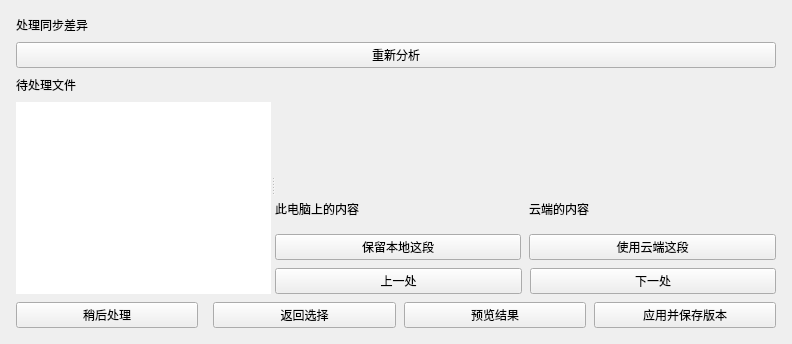
Old version of the form windows/mainwindow_child/homepage/pages/homepage_page_conflict.ui in the repository Zao-chen/ZcVersionBox.
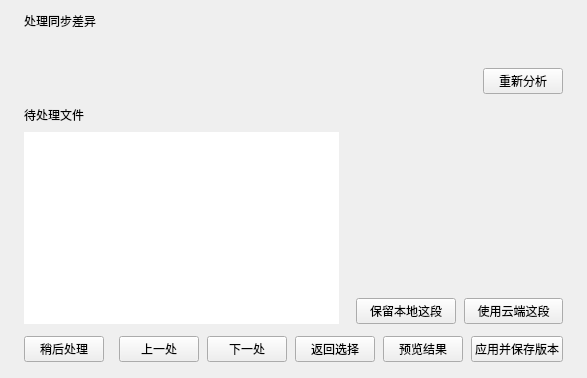
New version of the form. Custom widgets are drawn as their Qt base class.

Commit message:
refactor(ui): 重排同步差异处理页结构
页面分为页头、文件列表、处理区和底部操作栏：处理区顶部显示当前文件与“第 n / m 处”，
选择按钮对齐对照视图左右两栏，上一处/下一处与返回选择/应用统一放在底部右侧。
移除隐藏的只读编辑器和外层滚动区，需重新分析时以提示行显示原因，读取失败直接在对照视图提示。

The edit to the form file:
```diff
--- a/windows/mainwindow_child/homepage/pages/homepage_page_conflict.ui
+++ b/windows/mainwindow_child/homepage/pages/homepage_page_conflict.ui
@@ -2,21 +2,21 @@
 <ui version="4.0">
  <class>HomePageConflictPage</class>
  <widget class="QWidget" name="HomePageConflictPage">
-  <layout class="QVBoxLayout" name="pageLayout" stretch="0,0,1,0">
+  <layout class="QVBoxLayout" name="pageLayout" stretch="0,0,0,1,0">
    <property name="leftMargin">
-    <number>16</number>
+    <number>24</number>
    </property>
    <property name="topMargin">
-    <number>16</number>
+    <number>12</number>
    </property>
    <property name="rightMargin">
-    <number>16</number>
+    <number>24</number>
    </property>
    <property name="bottomMargin">
     <number>16</number>
    </property>
    <property name="spacing">
-    <number>8</number>
+    <number>12</number>
    </property>
    <item>
     <widget class="QWidget" name="titleRow">
@@ -64,12 +64,53 @@
         <property name="textFormat">
          <enum>Qt::PlainText</enum>
         </property>
-        <property name="wordWrap">
-         <bool>true</bool>
-        </property>
        </widget>
       </item>
      </layout>
+    </widget>
+   </item>
+   <item>
+    <widget class="QLabel" name="previewSummary">
+     <property name="text">
+      <string />
+     </property>
+     <property name="textFormat">
+      <enum>Qt::PlainText</enum>
+     </property>
+     <property name="wordWrap">
+      <bool>true</bool>
+     </property>
+    </widget>
+   </item>
+   <item>
+    <widget class="QWidget" name="staleBanner">
+     <layout class="QHBoxLayout" name="staleLayout" stretch="1,0">
+      <property name="leftMargin">
+       <number>0</number>
+      </property>
+      <property name="topMargin">
+       <number>0</number>
+      </property>
+      <property name="rightMargin">
+       <number>0</number>
+      </property>
+      <property name="bottomMargin">
+       <number>0</number>
+      </property>
+      <property name="spacing">
+       <number>12</number>
+      </property>
+      <item>
+       <widget class="QLabel" name="staleLabel">
+        <property name="text">
+         <string />
+        </property>
+        <property name="textFormat">
+         <enum>Qt::PlainText</enum>
+        </property>
+        <property name="wordWrap">
+         <bool>true</bool>
+        </property>
     </widget>
    </item>
    <item>
@@ -82,11 +123,17 @@
      </property>
     </widget>
    </item>
+     </layout>
+    </widget>
+   </item>
    <item>
     <widget class="QSplitter" name="splitter">
      <property name="orientation">
       <enum>Qt::Horizontal</enum>
      </property>
+     <property name="handleWidth">
+      <number>1</number>
+     </property>
      <property name="childrenCollapsible">
       <bool>false</bool>
      </property>
@@ -99,11 +146,16 @@
         <number>0</number>
        </property>
        <property name="rightMargin">
-        <number>0</number>
+        <number>8</number>
        </property>
        <property name="bottomMargin">
         <number>0</number>
        </property>
+       <property name="spacing">
+        <number>8</number>
+       </property>
+       <item>
+        <layout class="QHBoxLayout" name="filesHeaderLayout">
        <property name="spacing">
         <number>8</number>
        </property>
@@ -115,10 +167,26 @@
          <property name="textFormat">
           <enum>Qt::PlainText</enum>
          </property>
-         <property name="wordWrap">
-          <bool>true</bool>
-         </property>
-        </widget>
+          </widget>
+         </item>
+         <item>
+          <spacer name="filesHeaderSpace">
+           <property name="orientation">
+            <enum>Qt::Horizontal</enum>
+           </property>
+          </spacer>
+         </item>
+         <item>
+          <widget class="QLabel" name="filesCount">
+           <property name="text">
+            <string />
+           </property>
+           <property name="textFormat">
+            <enum>Qt::PlainText</enum>
+           </property>
+          </widget>
+         </item>
+        </layout>
        </item>
        <item>
         <widget class="QListView" name="files">
@@ -135,20 +203,10 @@
        </item>
       </layout>
      </widget>
-     <widget class="QScrollArea" name="contentScroll">
-      <property name="widgetResizable">
-       <bool>true</bool>
-      </property>
-      <property name="frameShape">
-       <enum>QFrame::NoFrame</enum>
-      </property>
-      <property name="horizontalScrollBarPolicy">
-       <enum>Qt::ScrollBarAlwaysOff</enum>
-      </property>
-      <widget class="QWidget" name="scrollContent">
-       <layout class="QVBoxLayout" name="scrollLayout">
+     <widget class="QWidget" name="workPane">
+      <layout class="QVBoxLayout" name="workLayout" stretch="0,1">
         <property name="leftMargin">
-         <number>0</number>
+        <number>8</number>
         </property>
         <property name="topMargin">
          <number>0</number>
@@ -165,7 +223,7 @@
         <item>
          <widget class="QStackedWidget" name="modeStack">
           <widget class="QWidget" name="questionPage">
-           <layout class="QVBoxLayout" name="questionLayout" stretch="0,1,0,0">
+          <layout class="QVBoxLayout" name="questionLayout" stretch="1,0">
             <property name="leftMargin">
              <number>0</number>
             </property>
@@ -182,24 +240,11 @@
              <number>8</number>
             </property>
             <item>
-             <widget class="QLabel" name="questionTitle">
-              <property name="text">
-               <string />
-              </property>
-              <property name="textFormat">
-               <enum>Qt::PlainText</enum>
-              </property>
-              <property name="wordWrap">
-               <bool>true</bool>
-              </property>
-             </widget>
+            <widget class="HomePageDiffView" name="diffView" native="true" />
             </item>
                         <item>
-             <widget class="HomePageDiffView" name="diffView" native="true"/>
-            </item>
-<item>
-             <widget class="QWidget" name="sides">
-              <layout class="QHBoxLayout" name="sidesLayout">
+            <widget class="QWidget" name="choiceBar">
+             <layout class="QHBoxLayout" name="choiceLayout" stretch="1,1">
                <property name="leftMargin">
                 <number>0</number>
                </property>
@@ -215,101 +260,17 @@
                <property name="spacing">
                 <number>8</number>
                </property>
-               <item>
-                <widget class="QWidget" name="localPane">
-                 <layout class="QVBoxLayout" name="localLayout" stretch="0,1,0">
-                  <property name="leftMargin">
-                   <number>0</number>
-                  </property>
-                  <property name="topMargin">
-                   <number>0</number>
-                  </property>
-                  <property name="rightMargin">
-                   <number>0</number>
-                  </property>
-                  <property name="bottomMargin">
-                   <number>0</number>
-                  </property>
-                  <property name="spacing">
-                   <number>8</number>
-                  </property>
-                  <item>
-                   <widget class="QLabel" name="localTitle">
-                    <property name="text">
-                     <string>此电脑上的内容</string>
-                    </property>
-                    <property name="textFormat">
-                     <enum>Qt::PlainText</enum>
-                    </property>
-                    <property name="wordWrap">
-                     <bool>true</bool>
-                    </property>
-                   </widget>
-                  </item>
-                  <item>
-                   <widget class="QPlainTextEdit" name="localContent">
-                    <property name="readOnly">
-                     <bool>true</bool>
-                    </property>
-                    <property name="tabChangesFocus">
-                     <bool>true</bool>
-                    </property>
-                    <property name="maximumSize"><size><width>16777215</width><height>0</height></size></property>
-                   </widget>
-                  </item>
                   <item>
                    <widget class="QPushButton" name="localChoice">
                     <property name="text">
                      <string>保留本地这段</string>
                     </property>
+                <property name="checkable">
+                 <bool>true</bool>
+                </property>
                     <property name="autoDefault">
                      <bool>false</bool>
                     </property>
-                   </widget>
-                  </item>
-                 </layout>
-                </widget>
-               </item>
-               <item>
-                <widget class="QWidget" name="remotePane">
-                 <layout class="QVBoxLayout" name="remoteLayout" stretch="0,1,0">
-                  <property name="leftMargin">
-                   <number>0</number>
-                  </property>
-                  <property name="topMargin">
-                   <number>0</number>
-                  </property>
-                  <property name="rightMargin">
-                   <number>0</number>
-                  </property>
-                  <property name="bottomMargin">
-                   <number>0</number>
-                  </property>
-                  <property name="spacing">
-                   <number>8</number>
-                  </property>
-                  <item>
-                   <widget class="QLabel" name="remoteTitle">
-                    <property name="text">
-                     <string>云端的内容</string>
-                    </property>
-                    <property name="textFormat">
-                     <enum>Qt::PlainText</enum>
-                    </property>
-                    <property name="wordWrap">
-                     <bool>true</bool>
-                    </property>
-                   </widget>
-                  </item>
-                  <item>
-                   <widget class="QPlainTextEdit" name="remoteContent">
-                    <property name="readOnly">
-                     <bool>true</bool>
-                    </property>
-                    <property name="tabChangesFocus">
-                     <bool>true</bool>
-                    </property>
-                    <property name="maximumSize"><size><width>16777215</width><height>0</height></size></property>
                    </widget>
                   </item>
                   <item>
@@ -317,49 +278,8 @@
                     <property name="text">
                      <string>使用云端这段</string>
                     </property>
-                    <property name="autoDefault">
-                     <bool>false</bool>
-                    </property>
-                   </widget>
-                  </item>
-                 </layout>
-                </widget>
-               </item>
-              </layout>
-             </widget>
-            </item>
-            <item>
-             <widget class="QWidget" name="questionNavigation">
-              <layout class="QHBoxLayout" name="questionNavigationLayout">
-               <property name="leftMargin">
-                <number>0</number>
-               </property>
-               <property name="topMargin">
-                <number>0</number>
-               </property>
-               <property name="rightMargin">
-                <number>0</number>
-               </property>
-               <property name="bottomMargin">
-                <number>0</number>
-               </property>
-               <property name="spacing">
-                <number>8</number>
-               </property>
-               <item>
-                <widget class="QPushButton" name="previousButton">
-                 <property name="text">
-                  <string>上一处</string>
-                 </property>
-                 <property name="autoDefault">
-                  <bool>false</bool>
-                 </property>
-                </widget>
-               </item>
-               <item>
-                <widget class="QPushButton" name="nextButton">
-                 <property name="text">
-                  <string>下一处</string>
+                <property name="checkable">
+                 <bool>true</bool>
                  </property>
                  <property name="autoDefault">
                   <bool>false</bool>
@@ -389,61 +309,13 @@
              <number>8</number>
             </property>
             <item>
-             <widget class="QLabel" name="previewSummary">
-              <property name="text">
-               <string />
-              </property>
-              <property name="textFormat">
-               <enum>Qt::PlainText</enum>
-              </property>
-              <property name="wordWrap">
-               <bool>true</bool>
-              </property>
-             </widget>
-            </item>
-            <item>
-             <widget class="QLineEdit" name="resultPath">
-              <property name="readOnly">
-               <bool>true</bool>
-              </property>
-              <property name="frame">
-               <bool>false</bool>
-              </property>
-             </widget>
-            </item>
-            <item>
-             <widget class="QLabel" name="resultScope">
-              <property name="text">
-               <string />
-              </property>
-              <property name="textFormat">
-               <enum>Qt::PlainText</enum>
-              </property>
-              <property name="wordWrap">
-               <bool>true</bool>
-              </property>
-             </widget>
-            </item>
-                        <item>
-             <widget class="HomePageDiffView" name="previewDiffView" native="true"/>
-            </item>
-<item>
-             <widget class="QPlainTextEdit" name="resultContent">
-              <property name="readOnly">
-               <bool>true</bool>
-              </property>
-              <property name="tabChangesFocus">
-               <bool>true</bool>
-              </property>
-              <property name="maximumSize"><size><width>16777215</width><height>0</height></size></property>
-             </widget>
-            </item>
+            <widget class="HomePageDiffView" name="previewDiffView" native="true" />
+           </item>
            </layout>
           </widget>
          </widget>
         </item>
        </layout>
-      </widget>
      </widget>
     </widget>
    </item>
@@ -482,6 +354,26 @@
         </property>
        </spacer>
       </item>
+      <item>
+       <widget class="QPushButton" name="previousButton">
+        <property name="text">
+         <string>上一处</string>
+        </property>
+        <property name="autoDefault">
+         <bool>false</bool>
+        </property>
+       </widget>
+      </item>
+      <item>
+       <widget class="QPushButton" name="nextButton">
+        <property name="text">
+         <string>下一处</string>
+        </property>
+        <property name="autoDefault">
+         <bool>false</bool>
+        </property>
+       </widget>
+      </item>
       <item>
        <widget class="QPushButton" name="editChoicesButton">
         <property name="text">
```
Left out of the diff: 29 changed lines with no effect on the pictures. Lines whose indentation alone changed are shown as unchanged. The commit also changes 3 other files.
